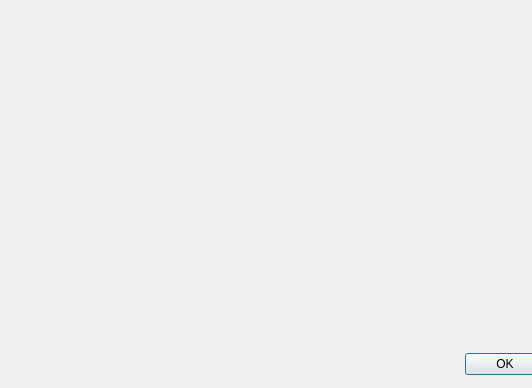
This is dialog.ui in tkggidt/PyApplication as Qt 5 draws it before an edit; both pictures show x 0 to 532 and y 92 to 480 of the 640 by 480 pixel window. The edited form follows.
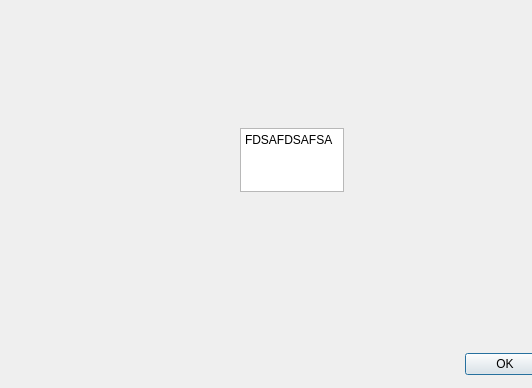
This is the edited form.

```diff
--- a/dialog.ui
+++ b/dialog.ui
@@ -42,6 +42,23 @@
     <string>PushButton</string>
    </property>
   </widget>
+  <widget class="QTextEdit" name="textEdit">
+   <property name="geometry">
+    <rect>
+     <x>240</x>
+     <y>220</y>
+     <width>104</width>
+     <height>64</height>
+    </rect>
+   </property>
+   <property name="html">
+    <string>&lt;!DOCTYPE HTML PUBLIC &quot;-//W3C//DTD HTML 4.0//EN&quot; &quot;http://www.w3.org/TR/REC-html40/strict.dtd&quot;&gt;
+&lt;html&gt;&lt;head&gt;&lt;meta name=&quot;qrichtext&quot; content=&quot;1&quot; /&gt;&lt;style type=&quot;text/css&quot;&gt;
+p, li { white-space: pre-wrap; }
+&lt;/style&gt;&lt;/head&gt;&lt;body style=&quot; font-family:'SimSun'; font-size:9pt; font-weight:400; font-style:normal;&quot;&gt;
+&lt;p style=&quot; margin-top:0px; margin-bottom:0px; margin-left:0px; margin-right:0px; -qt-block-indent:0; text-indent:0px;&quot;&gt;&lt;span style=&quot; font-family:'SimSun';&quot;&gt;FDSAFDSAFSA&lt;/span&gt;&lt;/p&gt;&lt;/body&gt;&lt;/html&gt;</string>
+   </property>
+  </widget>
  </widget>
  <resources/>
  <connections>
```
